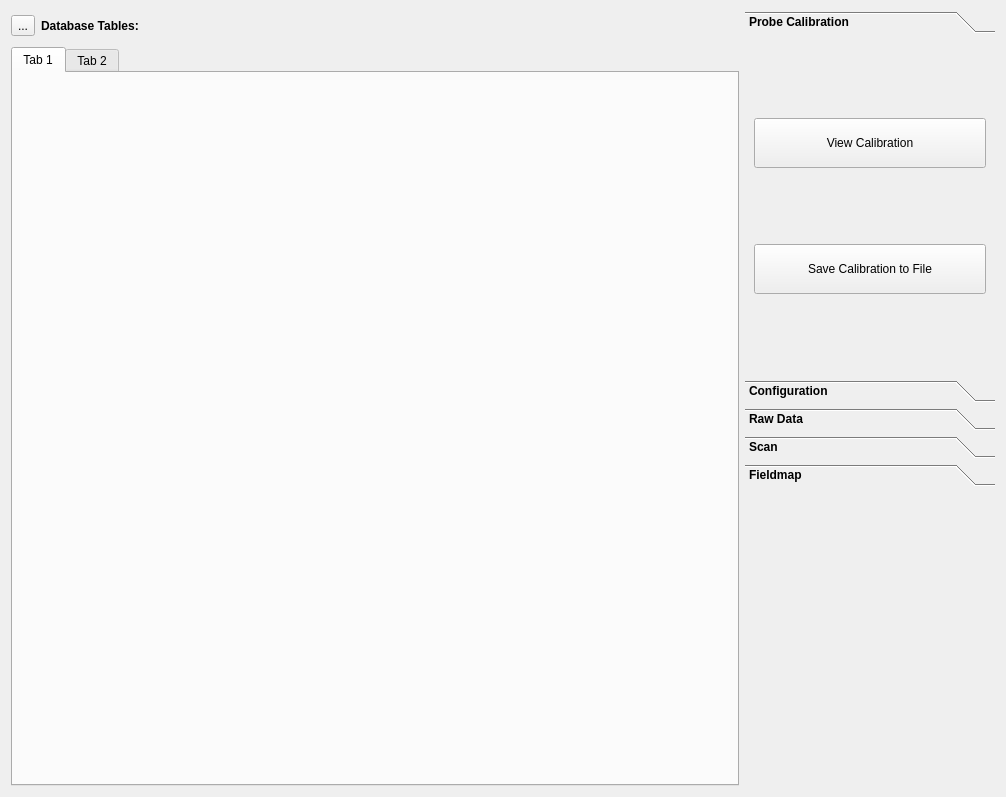
Old version of the form hallbench/gui/ui/databasewidget.ui in the repository lnls-ima/hall-bench-control.
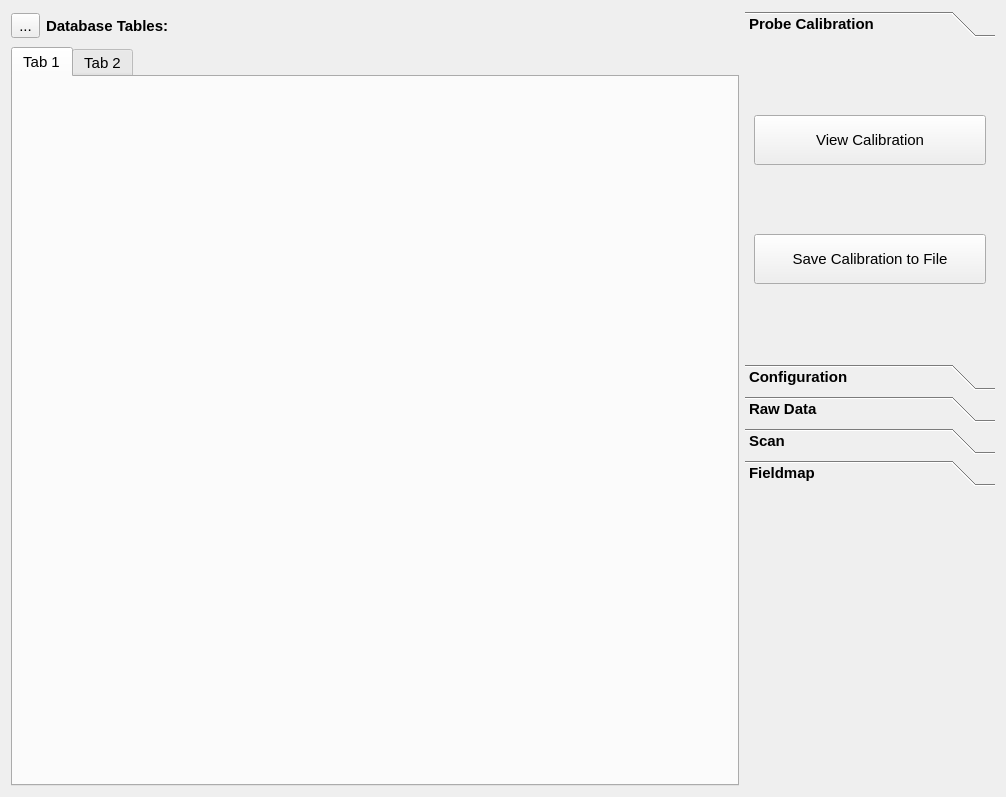
New version of the form. Icons and pictures are not drawn.

Patch:
```diff
--- a/hallbench/gui/ui/databasewidget.ui
+++ b/hallbench/gui/ui/databasewidget.ui
@@ -10,6 +10,11 @@
     <height>797</height>
    </rect>
   </property>
+  <property name="font">
+   <font>
+    <pointsize>11</pointsize>
+   </font>
+  </property>
   <property name="windowTitle">
    <string>Database</string>
   </property>
@@ -104,7 +109,7 @@
           <x>0</x>
           <y>0</y>
           <width>250</width>
-          <height>316</height>
+          <height>311</height>
          </rect>
         </property>
         <attribute name="label">
```
Left out of the diff: 8 changed lines with no effect on the pictures.
